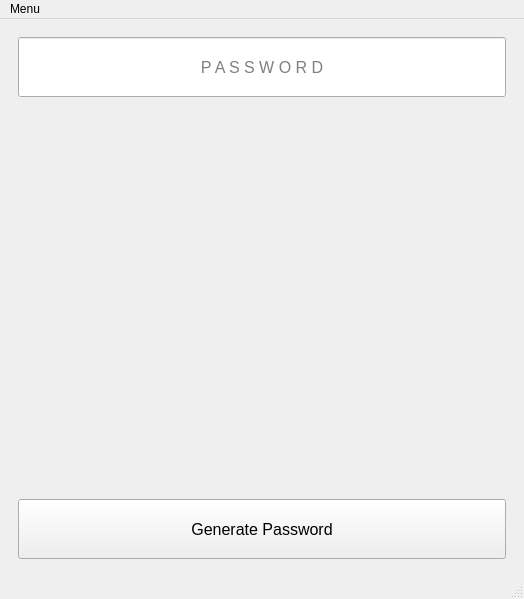
Qt form gui/home.ui (EnesUGR/PasswordGen) before a commit.
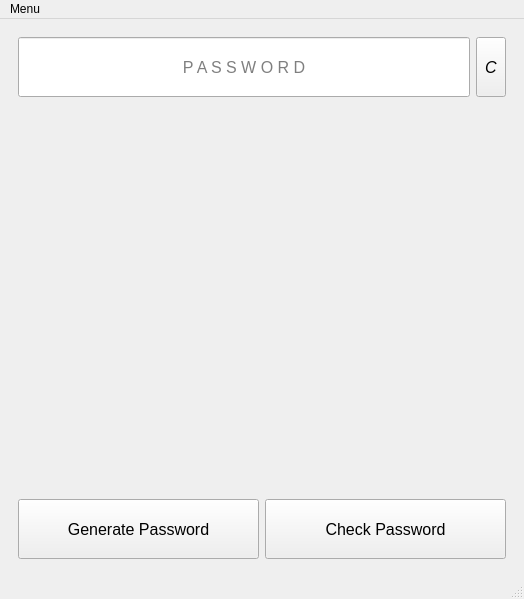
The same form after that commit.

Commit message: Copy button added

```diff
--- a/gui/home.ui
+++ b/gui/home.ui
@@ -20,6 +20,8 @@
       <widget class="QWidget" name="page_home">
        <layout class="QVBoxLayout" name="verticalLayout_2">
         <item>
+         <layout class="QHBoxLayout" name="horizontalLayout_2">
+          <item>
          <widget class="QLineEdit" name="lineEdit_password">
           <property name="minimumSize">
            <size>
@@ -50,6 +52,27 @@
          </widget>
         </item>
         <item>
+           <widget class="QToolButton" name="toolButton_copy">
+            <property name="minimumSize">
+             <size>
+              <width>30</width>
+              <height>60</height>
+             </size>
+            </property>
+            <property name="font">
+             <font>
+              <pointsize>12</pointsize>
+              <italic>true</italic>
+             </font>
+            </property>
+            <property name="text">
+             <string>C</string>
+            </property>
+           </widget>
+          </item>
+         </layout>
+        </item>
+        <item>
          <spacer name="verticalSpacer">
           <property name="orientation">
            <enum>Qt::Vertical</enum>
@@ -63,6 +86,8 @@
          </spacer>
         </item>
         <item>
+         <layout class="QHBoxLayout" name="horizontalLayout">
+          <item>
          <widget class="QPushButton" name="pushButton_generatePassword">
           <property name="minimumSize">
            <size>
@@ -82,6 +107,29 @@
            <string>Generate Password</string>
           </property>
          </widget>
+          </item>
+          <item>
+           <widget class="QPushButton" name="pushButton_check">
+            <property name="minimumSize">
+             <size>
+              <width>0</width>
+              <height>60</height>
+             </size>
+            </property>
+            <property name="font">
+             <font>
+              <pointsize>12</pointsize>
+             </font>
+            </property>
+            <property name="cursor">
+             <cursorShape>PointingHandCursor</cursorShape>
+            </property>
+            <property name="text">
+             <string>Check Password</string>
+            </property>
+           </widget>
+          </item>
+         </layout>
         </item>
        </layout>
       </widget>
```
Lines whose indentation alone changed are shown as unchanged. The commit also changes 3 other files.
